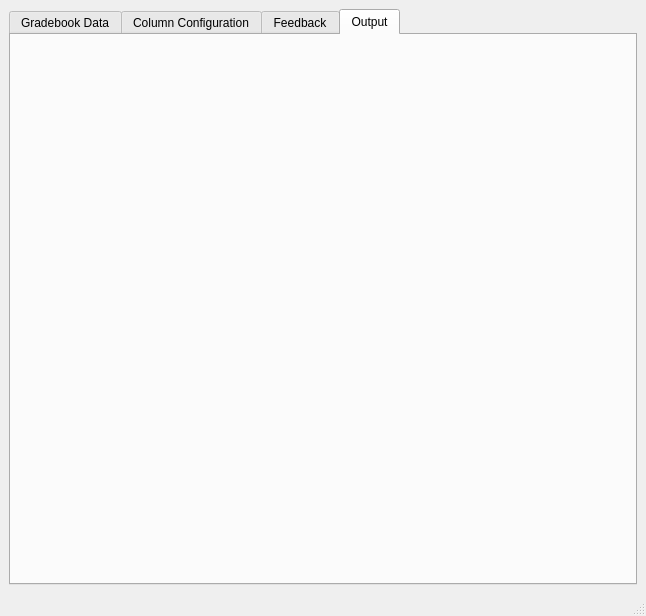
hollydev/LCC_DataTool, file source/gradebook_tool.ui: the form before one commit.
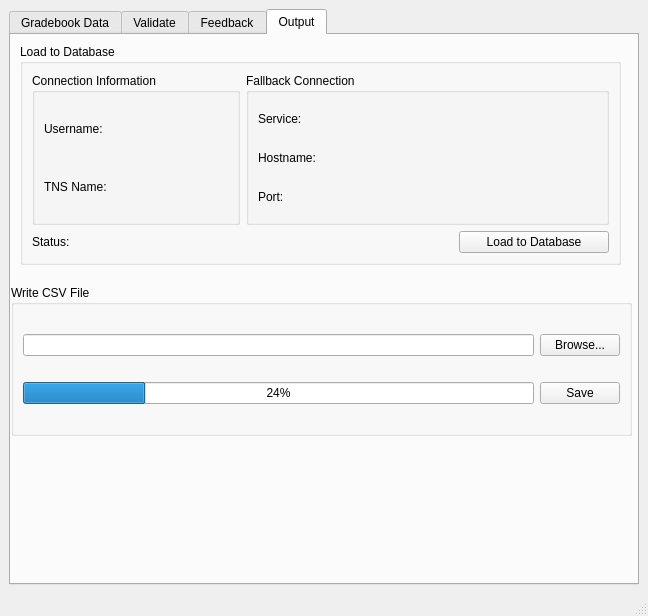
The form after the commit. The open tabs and pages were chosen to show the change.

Commit message: Added output tab to GUI. GUI file modifications to improve overall layout and structure. GUI.py quality improvements, improved navigation flow. Added DB connection functionality to output.py

```diff
--- a/source/gradebook_tool.ui
+++ b/source/gradebook_tool.ui
@@ -6,7 +6,7 @@
    <rect>
     <x>0</x>
     <y>0</y>
-    <width>636</width>
+    <width>648</width>
     <height>616</height>
    </rect>
   </property>
@@ -441,7 +441,7 @@
       </widget>
       <widget class="QWidget" name="Column">
        <attribute name="title">
-        <string>Column Configuration</string>
+        <string>Validate</string>
        </attribute>
        <attribute name="toolTip">
         <string>Configure column settings</string>
@@ -611,6 +611,145 @@
        <attribute name="title">
         <string>Output</string>
        </attribute>
+       <widget class="QGroupBox" name="groupBox_2">
+        <property name="geometry">
+         <rect>
+          <x>9</x>
+          <y>9</y>
+          <width>601</width>
+          <height>221</height>
+         </rect>
+        </property>
+        <property name="title">
+         <string>Load to Database</string>
+        </property>
+        <layout class="QGridLayout" name="gridLayout_4">
+         <item row="1" column="0">
+          <widget class="QLabel" name="DBConnectionStatusLabel">
+           <property name="text">
+            <string>Status: </string>
+           </property>
+          </widget>
+         </item>
+         <item row="0" column="0">
+          <widget class="QGroupBox" name="DBConnection">
+           <property name="sizePolicy">
+            <sizepolicy hsizetype="Ignored" vsizetype="Preferred">
+             <horstretch>0</horstretch>
+             <verstretch>0</verstretch>
+            </sizepolicy>
+           </property>
+           <property name="title">
+            <string>Connection Information</string>
+           </property>
+           <layout class="QVBoxLayout" name="verticalLayout_3">
+            <item>
+             <widget class="QLabel" name="usernameLabel">
+              <property name="text">
+               <string>Username: </string>
+              </property>
+             </widget>
+            </item>
+            <item>
+             <widget class="QLabel" name="TNSLabel">
+              <property name="text">
+               <string>TNS Name:</string>
+              </property>
+             </widget>
+            </item>
+           </layout>
+          </widget>
+         </item>
+         <item row="1" column="2">
+          <widget class="QPushButton" name="DBLoadButton">
+           <property name="maximumSize">
+            <size>
+             <width>150</width>
+             <height>16777215</height>
+            </size>
+           </property>
+           <property name="text">
+            <string>Load to Database</string>
+           </property>
+          </widget>
+         </item>
+         <item row="0" column="1" colspan="2">
+          <widget class="QGroupBox" name="fallbackConnection">
+           <property name="sizePolicy">
+            <sizepolicy hsizetype="Ignored" vsizetype="Preferred">
+             <horstretch>0</horstretch>
+             <verstretch>0</verstretch>
+            </sizepolicy>
+           </property>
+           <property name="title">
+            <string>Fallback Connection</string>
+           </property>
+           <layout class="QVBoxLayout" name="verticalLayout_4">
+            <item>
+             <widget class="QLabel" name="serviceLabel">
+              <property name="text">
+               <string>Service:</string>
+              </property>
+             </widget>
+            </item>
+            <item>
+             <widget class="QLabel" name="hostnameLabel">
+              <property name="text">
+               <string>Hostname:</string>
+              </property>
+             </widget>
+            </item>
+            <item>
+             <widget class="QLabel" name="portLabel">
+              <property name="text">
+               <string>Port:</string>
+              </property>
+             </widget>
+            </item>
+           </layout>
+          </widget>
+         </item>
+        </layout>
+       </widget>
+       <widget class="QGroupBox" name="groupBox_4">
+        <property name="geometry">
+         <rect>
+          <x>0</x>
+          <y>250</y>
+          <width>621</width>
+          <height>151</height>
+         </rect>
+        </property>
+        <property name="title">
+         <string>Write CSV File</string>
+        </property>
+        <layout class="QGridLayout" name="gridLayout_3">
+         <item row="0" column="0">
+          <widget class="QLineEdit" name="outputBrowseBox"/>
+         </item>
+         <item row="0" column="1">
+          <widget class="QPushButton" name="outputBrowseButton">
+           <property name="text">
+            <string>Browse...</string>
+           </property>
+          </widget>
+         </item>
+         <item row="1" column="0">
+          <widget class="QProgressBar" name="outputProgressBar">
+           <property name="value">
+            <number>24</number>
+           </property>
+          </widget>
+         </item>
+         <item row="1" column="1">
+          <widget class="QPushButton" name="outputSaveButton">
+           <property name="text">
+            <string>Save</string>
+           </property>
+          </widget>
+         </item>
+        </layout>
+       </widget>
       </widget>
      </widget>
     </item>
```
Left out of the diff: 524 changed lines with no effect on the pictures. The commit also changes 12 other files.
